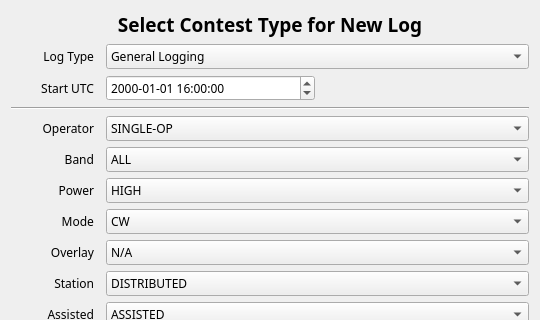
Above: not1mm/data/new_contest.ui from mbridak/not1mm before the change; both pictures show x 0 to 540 and y 0 to 320 of the 540 by 693 pixel window. Below: the same form after it.
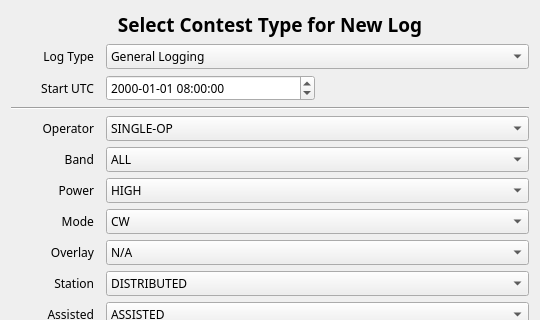
That is the form after the change.

Commit message: add NAQP SSSB and CW

The edit to the form file:
```diff
--- a/not1mm/data/new_contest.ui
+++ b/not1mm/data/new_contest.ui
@@ -262,7 +262,7 @@
     <widget class="QDateTimeEdit" name="dateTimeEdit">
      <property name="time">
       <time>
-       <hour>16</hour>
+       <hour>8</hour>
        <minute>0</minute>
        <second>0</second>
       </time>
```
Left out of the diff: 10 changed lines with no effect on the pictures.
